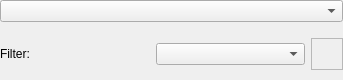
Qt form snowgui/snowgui/common/filterwheelcontrollerwidget.ui (AndreasFMueller/AstroPhotography) before a commit.
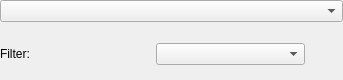
The same form after that commit. Custom widgets are drawn as their Qt base class.

Commit message: filter wheel busy indicator implemented

```diff
--- a/snowgui/snowgui/common/filterwheelcontrollerwidget.ui
+++ b/snowgui/snowgui/common/filterwheelcontrollerwidget.ui
@@ -56,6 +56,22 @@
       <property name="bottomMargin">
        <number>0</number>
       </property>
+      <item row="0" column="2">
+       <widget class="snowgui::FilterWheelBusy" name="filterIndicator" native="true">
+        <property name="minimumSize">
+         <size>
+          <width>32</width>
+          <height>32</height>
+         </size>
+        </property>
+        <property name="maximumSize">
+         <size>
+          <width>32</width>
+          <height>32</height>
+         </size>
+        </property>
+       </widget>
+      </item>
       <item row="0" column="0">
        <widget class="QLabel" name="filterLabel">
         <property name="text">
@@ -66,36 +82,19 @@
       <item row="0" column="1">
        <widget class="QComboBox" name="filterBox"/>
       </item>
-      <item row="0" column="2">
-       <widget class="QLabel" name="stateLabel">
-        <property name="minimumSize">
-         <size>
-          <width>32</width>
-          <height>32</height>
-         </size>
-        </property>
-        <property name="maximumSize">
-         <size>
-          <width>32</width>
-          <height>32</height>
-         </size>
-        </property>
-        <property name="frameShape">
-         <enum>QFrame::StyledPanel</enum>
-        </property>
-        <property name="lineWidth">
-         <number>2</number>
-        </property>
-        <property name="text">
-         <string/>
-        </property>
-       </widget>
-      </item>
      </layout>
     </widget>
    </item>
   </layout>
  </widget>
+ <customwidgets>
+  <customwidget>
+   <class>snowgui::FilterWheelBusy</class>
+   <extends>QWidget</extends>
+   <header location="global">FilterWheelBusy.h</header>
+   <container>1</container>
+  </customwidget>
+ </customwidgets>
  <resources/>
  <connections/>
  <slots>
```
The commit also changes 8 other files.
